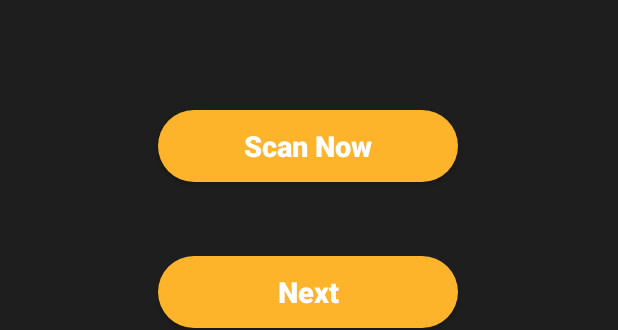
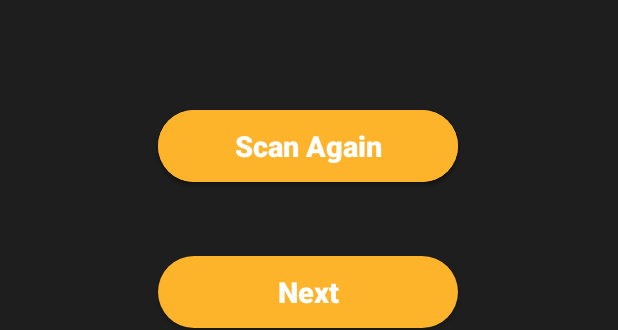
Before and after one commit to sksahil20/Nyaba-App, an Android app: the layout activity_front_scan.xml on its own in the app's theme, with its tools: preview values and no code run, on a phone screen of 412 x 824 dp. Shown: the part 835-1165 px from the top of the screen. Run offline under Robolectric (Android 15) with nearby library versions, the phone set to English and light mode, and no system bars; plain views replace RoundedFrameLayout.

Commit message:
Enable scan again and next option for front scan

```diff
--- a/app/src/main/res/layout/activity_front_scan.xml
+++ b/app/src/main/res/layout/activity_front_scan.xml
@@ -70,6 +70,24 @@
         app:layout_constraintVertical_bias="0.493" />
 
     <android.widget.Button
+        android:id="@+id/imgCapture_again"
+        android:layout_width="200dp"
+        android:layout_height="wrap_content"
+        android:background="@drawable/button_style_ylo"
+        android:onClick="scan"
+        app:layout_constraintBottom_toBottomOf="parent"
+        android:text="Scan Again"
+        android:textAllCaps="false"
+        android:textColor="@color/white"
+        android:textSize="19sp"
+        android:textStyle="bold"
+        app:layout_constraintEnd_toEndOf="parent"
+        app:layout_constraintHorizontal_bias="0.497"
+        app:layout_constraintStart_toStartOf="parent"
+        app:layout_constraintTop_toBottomOf="@+id/textView11"
+        app:layout_constraintVertical_bias="0.493" />
+
+    <android.widget.Button
         android:id="@+id/next"
         android:layout_width="200dp"
         android:layout_height="wrap_content"
```
Also changed, not shown: app/src/main/java/com/example/nyabaapplication/Front_Scan.java (+18 -1 lines).
